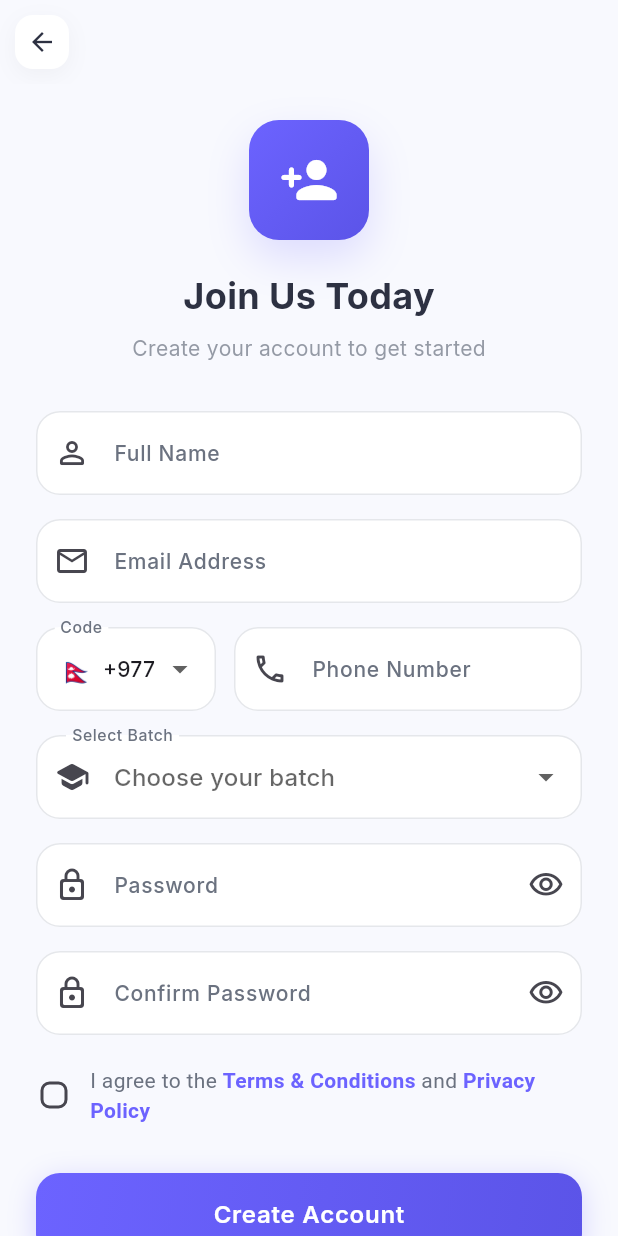
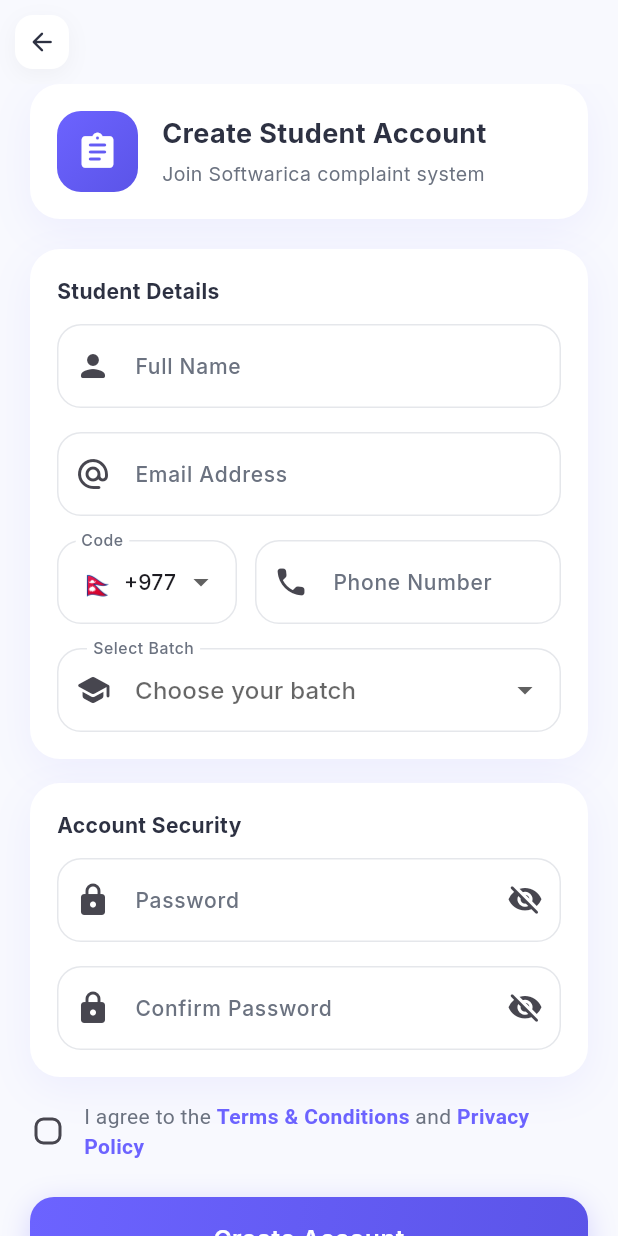
Before and after one commit to ayushkc777/Complain-College-App, a Flutter app: the SignupPage screen opened directly, on a phone screen of 412 x 824 dp. Run offline on Flutter 3.47's test engine with Material 3 defaults, Android fonts, the phone set to English and light mode, and no system bars; our stand-ins replace dio, flutter_riverpod, flutter_svg, shared_preferences; accounts and stored records are empty.

Commit message:
Sprint 1: registration screen

```diff
--- a/lib/features/auth/presentation/pages/signup_page.dart
+++ b/lib/features/auth/presentation/pages/signup_page.dart
@@ -1,10 +1,16 @@
+import 'dart:convert';
 import 'package:flutter/material.dart';
 import 'package:flutter_riverpod/flutter_riverpod.dart';
+import 'package:dio/dio.dart';
+import 'package:shared_preferences/shared_preferences.dart';
 import '../../../../app/routes/app_routes.dart';
 import '../../../../app/theme/app_colors.dart';
 import '../../../../app/theme/theme_extensions.dart';
+import '../../../../core/api/api_client.dart';
+import '../../../../core/api/api_endpoints.dart';
+import '../../../../core/services/storage/storage_service.dart';
+import '../../../../core/utils/snackbar_utils.dart';
 import '../../../../core/widgets/gradient_button.dart';
-import '../../../../core/utils/snackbar_utils.dart';
 import '../../../dashboard/presentation/pages/dashboard_page.dart';
 
 class SignupPage extends ConsumerStatefulWidget {
@@ -27,9 +33,8 @@ class _SignupPageState extends ConsumerState<SignupPage> {
   bool _isLoading = false;
   bool _agreedToTerms = false;
   String? _selectedBatch;
-  String _selectedCountryCode = '+977'; // Default Nepal
+  String _selectedCountryCode = '+977';
 
-  // Country codes
   final List<Map<String, String>> _countryCodes = [
     {'code': '+977', 'name': 'Nepal', 'flag': '🇳🇵'},
     {'code': '+91', 'name': 'India', 'flag': '🇮🇳'},
@@ -38,12 +43,11 @@ class _SignupPageState extends ConsumerState<SignupPage> {
     {'code': '+86', 'name': 'China', 'flag': '🇨🇳'},
   ];
 
-  // Mock batch data - will come from GET /api/v1/batches
   final List<Map<String, String>> _batches = [
-    {'id': '1', 'name': '35A'},
-    {'id': '2', 'name': '35B'},
-    {'id': '3', 'name': '36A'},
-    {'id': '4', 'name': '36B'},
+    {'id': '697c386aefc41580fa63f74c', 'name': '35A'},
+    {'id': '697c386aefc41580fa63f74d', 'name': '35B'},
+    {'id': '697c386aefc41580fa63f74e', 'name': '36A'},
+    {'id': '697c386aefc41580fa63f74f', 'name': '36B'},
   ];
 
   @override
@@ -65,19 +69,51 @@ class _SignupPageState extends ConsumerState<SignupPage> {
       return;
     }
 
-    if (_formKey.currentState!.validate()) {
+    if (!_formKey.currentState!.validate()) return;
+
     setState(() {
       _isLoading = true;
     });
 
-      await Future.delayed(const Duration(seconds: 2));
+    try {
+      final email = _emailController.text.trim().toLowerCase();
+      final username = email.split('@').first;
+      final response = await ApiClient.dio.post(
+        ApiEndpoints.register,
+        data: {
+          'name': _nameController.text.trim(),
+          'email': email,
+          'username': username,
+          'password': _passwordController.text,
+          'batchId': _selectedBatch ?? '',
+          'phoneNumber': '$_selectedCountryCode${_phoneController.text.trim()}',
+        },
+      );
 
-      if (mounted) {
+      final data = response.data;
+      final user = data['data'] ?? {};
+
+      final prefs = await SharedPreferences.getInstance();
+      final storage = StorageService(prefs: prefs);
+      await storage.saveUserJson(jsonEncode(user));
+
+      if (!mounted) return;
       setState(() {
         _isLoading = false;
       });
+      SnackbarUtils.showSuccess(context, 'Account created successfully');
       AppRoutes.pushReplacement(context, const DashboardPage());
-      }
+    } on DioException catch (e) {
+      setState(() {
+        _isLoading = false;
+      });
+      final msg = e.response?.data?['message']?.toString() ?? 'Signup failed';
+      SnackbarUtils.showError(context, msg);
+    } catch (e) {
+      setState(() {
+        _isLoading = false;
+      });
+      SnackbarUtils.showError(context, 'Signup failed');
     }
   }
 
@@ -88,7 +124,10 @@ class _SignupPageState extends ConsumerState<SignupPage> {
   @override
   Widget build(BuildContext context) {
     return Scaffold(
+      backgroundColor: AppColors.background,
       appBar: AppBar(
+        backgroundColor: Colors.transparent,
+        elevation: 0,
         leading: IconButton(
           icon: Container(
             padding: const EdgeInsets.all(8),
@@ -98,7 +137,7 @@ class _SignupPageState extends ConsumerState<SignupPage> {
               boxShadow: context.softShadow,
             ),
             child: Icon(
-              Icons.arrow_back,
+              Icons.arrow_back_rounded,
               color: context.textPrimary,
               size: 20,
             ),
@@ -107,62 +146,68 @@ class _SignupPageState extends ConsumerState<SignupPage> {
         ),
       ),
       body: SafeArea(
-        child: Center(
         child: SingleChildScrollView(
-            padding: const EdgeInsets.all(24.0),
+          padding: const EdgeInsets.fromLTRB(20, 0, 20, 24),
           child: Form(
             key: _formKey,
             child: Column(
               crossAxisAlignment: CrossAxisAlignment.stretch,
-                mainAxisAlignment: MainAxisAlignment.center,
-                children: [
-                  // Logo and Header
-                  Center(
-                    child: Column(
               children: [
                 Container(
-                          width: 80,
-                          height: 80,
+                  padding: const EdgeInsets.all(18),
+                  decoration: BoxDecoration(
+                    color: AppColors.surface,
+                    borderRadius: BorderRadius.circular(20),
+                    boxShadow: AppColors.cardShadow,
+                  ),
+                  child: Row(
+                    children: [
+                      Container(
+                        width: 54,
+                        height: 54,
                         decoration: BoxDecoration(
                           gradient: AppColors.primaryGradient,
-                            borderRadius: BorderRadius.circular(20),
-                            boxShadow: [
-                              BoxShadow(
-                                color: AppColors.primary.withAlpha(50),
-                                blurRadius: 24,
-                                offset: const Offset(0, 12),
+                          borderRadius: BorderRadius.circular(16),
                         ),
-                            ],
-                          ),
-                          child: Icon(
-                            Icons.person_add_rounded,
-                            size: 40,
+                        child: const Icon(
+                          Icons.assignment_rounded,
                           color: Colors.white,
+                          size: 28,
                         ),
                       ),
-                        const SizedBox(height: 20),
+                      const SizedBox(width: 16),
+                      Expanded(
+                        child: Column(
+                          crossAxisAlignment: CrossAxisAlignment.start,
+                          children: [
                             Text(
-                          'Join Us Today',
+                              'Create Student Account',
                               style: TextStyle(
-                            fontSize: 24,
-                            fontWeight: FontWeight.w700,
+                                fontSize: 18,
+                                fontWeight: FontWeight.bold,
                                 color: context.textPrimary,
                               ),
                             ),
-                        const SizedBox(height: 8),
+                            const SizedBox(height: 4),
                             Text(
-                          'Create your account to get started',
+                              'Join Softwarica complaint system',
                               style: TextStyle(
-                            fontSize: 14,
-                            color: context.textSecondary.withAlpha(180),
+                                fontSize: 13,
+                                color: context.textSecondary,
                               ),
                             ),
                           ],
                         ),
                       ),
-                  const SizedBox(height: 32),
+                    ],
+                  ),
+                ),
+                const SizedBox(height: 20),
 
-                  // Full Name Field
+                _SectionCard(
+                  title: 'Student Details',
+                  child: Column(
+                    children: [
                       TextFormField(
                         controller: _nameController,
                         keyboardType: TextInputType.name,
@@ -170,7 +215,7 @@ class _SignupPageState extends ConsumerState<SignupPage> {
                         decoration: const InputDecoration(
                           labelText: 'Full Name',
                           hintText: 'Enter your full name',
-                      prefixIcon: Icon(Icons.person_outline_rounded),
+                          prefixIcon: Icon(Icons.person_rounded),
                         ),
                         validator: (value) {
                           if (value == null || value.isEmpty) {
@@ -183,15 +228,13 @@ class _SignupPageState extends ConsumerState<SignupPage> {
                         },
                       ),
                       const SizedBox(height: 16),
-
-                  // Email Field
                       TextFormField(
                         controller: _emailController,
                         keyboardType: TextInputType.emailAddress,
                         decoration: const InputDecoration(
                           labelText: 'Email Address',
-                      hintText: 'Enter your email',
-                      prefixIcon: Icon(Icons.email_outlined),
+                          hintText: 'student@softwarica.edu.np',
+                          prefixIcon: Icon(Icons.alternate_email_rounded),
                         ),
                         validator: (value) {
                           if (value == null || value.isEmpty) {
@@ -206,12 +249,9 @@ class _SignupPageState extends ConsumerState<SignupPage> {
                         },
                       ),
                       const SizedBox(height: 16),
-
-                  // Phone Number with Country Code
                       Row(
                         crossAxisAlignment: CrossAxisAlignment.start,
                         children: [
-                      // Country Code Dropdown
                           SizedBox(
                             width: 120,
                             child: DropdownButtonFormField<String>(
@@ -228,15 +268,9 @@ class _SignupPageState extends ConsumerState<SignupPage> {
                                   value: country['code'],
                                   child: Row(
                                     children: [
-                                  Text(
-                                    country['flag']!,
-                                    style: TextStyle(fontSize: 18),
-                                  ),
+                                      Text(country['flag']!, style: const TextStyle(fontSize: 18)),
                                       const SizedBox(width: 6),
-                                  Text(
-                                    country['code']!,
-                                    style: TextStyle(fontSize: 14),
-                                  ),
+                                      Text(country['code']!, style: const TextStyle(fontSize: 14)),
                                     ],
                                   ),
                                 );
@@ -249,7 +283,6 @@ class _SignupPageState extends ConsumerState<SignupPage> {
                             ),
                           ),
                           const SizedBox(width: 12),
-                      // Phone Number Field
                           Expanded(
                             child: TextFormField(
                               controller: _phoneController,
@@ -258,7 +291,7 @@ class _SignupPageState extends ConsumerState<SignupPage> {
                               decoration: const InputDecoration(
                                 labelText: 'Phone Number',
                                 hintText: '9800000000',
-                            prefixIcon: Icon(Icons.phone_outlined),
+                                prefixIcon: Icon(Icons.phone_rounded),
                                 counterText: '',
                               ),
                               validator: (value) {
@@ -278,7 +311,6 @@ class _SignupPageState extends ConsumerState<SignupPage> {
                         ],
                       ),
                       const SizedBox(height: 16),
-                  // Batch Selection
                       DropdownButtonFormField<String>(
                         initialValue: _selectedBatch,
                         decoration: const InputDecoration(
@@ -304,21 +336,27 @@ class _SignupPageState extends ConsumerState<SignupPage> {
                           return null;
                         },
                       ),
+                    ],
+                  ),
+                ),
                 const SizedBox(height: 16),
 
-                  // Password Field
+                _SectionCard(
+                  title: 'Account Security',
+                  child: Column(
+                    children: [
                       TextFormField(
                         controller: _passwordController,
                         obscureText: _obscurePassword,
                         decoration: InputDecoration(
                           labelText: 'Password',
                           hintText: 'Create a strong password',
-                      prefixIcon: Icon(Icons.lock_outline_rounded),
+                          prefixIcon: const Icon(Icons.lock_rounded),
                           suffixIcon: IconButton(
                             icon: Icon(
                               _obscurePassword
-                              ? Icons.visibility_outlined
-                              : Icons.visibility_off_outlined,
+                                  ? Icons.visibility_off_rounded
+                                  : Icons.visibility_rounded,
                             ),
                             onPressed: () {
                               setState(() {
@@ -338,20 +376,18 @@ class _SignupPageState extends ConsumerState<SignupPage> {
                         },
                       ),
                       const SizedBox(height: 16),
-
-                  // Confirm Password Field
                       TextFormField(
                         controller: _confirmPasswordController,
                         obscureText: _obscureConfirmPassword,
                         decoration: InputDecoration(
                           labelText: 'Confirm Password',
                           hintText: 'Re-enter your password',
-                      prefixIcon: Icon(Icons.lock_outline_rounded),
+                          prefixIcon: const Icon(Icons.lock_rounded),
                           suffixIcon: IconButton(
                             icon: Icon(
                               _obscureConfirmPassword
-                              ? Icons.visibility_outlined
-                              : Icons.visibility_off_outlined,
+                                  ? Icons.visibility_off_rounded
+                                  : Icons.visibility_rounded,
                             ),
                             onPressed: () {
                               setState(() {
@@ -370,9 +406,11 @@ class _SignupPageState extends ConsumerState<SignupPage> {
                           return null;
                         },
                       ),
-                  const SizedBox(height: 20),
+                    ],
+                  ),
+                ),
+                const SizedBox(height: 16),
 
-                  // Terms & Conditions
                 Row(
                   children: [
                     SizedBox(
@@ -406,7 +444,7 @@ class _SignupPageState extends ConsumerState<SignupPage> {
                               color: context.textSecondary,
                             ),
                             children: [
-                                TextSpan(
+                              const TextSpan(
                                 text: 'Terms & Conditions',
                                 style: TextStyle(
                                   color: AppColors.primary,
@@ -414,7 +452,7 @@ class _SignupPageState extends ConsumerState<SignupPage> {
                                 ),
                               ),
                               const TextSpan(text: ' and '),
-                                TextSpan(
+                              const TextSpan(
                                 text: 'Privacy Policy',
                                 style: TextStyle(
                                   color: AppColors.primary,
@@ -428,17 +466,15 @@ class _SignupPageState extends ConsumerState<SignupPage> {
                     ),
                   ],
                 ),
-                  const SizedBox(height: 32),
+                const SizedBox(height: 24),
 
-                  // Sign Up Button
                 GradientButton(
                   text: 'Create Account',
                   onPressed: _handleSignup,
                   isLoading: _isLoading,
                 ),
-                  const SizedBox(height: 32),
+                const SizedBox(height: 24),
 
-                  // Login Link
                 Row(
                   mainAxisAlignment: MainAxisAlignment.center,
                   children: [
@@ -451,7 +487,7 @@ class _SignupPageState extends ConsumerState<SignupPage> {
                     ),
                     GestureDetector(
                       onTap: _navigateToLogin,
-                        child: Text(
+                      child: const Text(
                         'Login',
                         style: TextStyle(
                           color: AppColors.primary,
@@ -462,9 +498,7 @@ class _SignupPageState extends ConsumerState<SignupPage> {
                     ),
                   ],
                 ),
-                  const SizedBox(height: 16),
               ],
-              ),
             ),
           ),
         ),
@@ -472,3 +506,37 @@ class _SignupPageState extends ConsumerState<SignupPage> {
     );
   }
 }
+
+class _SectionCard extends StatelessWidget {
+  final String title;
+  final Widget child;
+
+  const _SectionCard({required this.title, required this.child});
+
+  @override
+  Widget build(BuildContext context) {
+    return Container(
+      padding: const EdgeInsets.all(18),
+      decoration: BoxDecoration(
+        color: Colors.white,
+        borderRadius: BorderRadius.circular(20),
+        boxShadow: AppColors.cardShadow,
+      ),
+      child: Column(
+        crossAxisAlignment: CrossAxisAlignment.start,
+        children: [
+          Text(
+            title,
+            style: TextStyle(
+              fontSize: 14,
+              fontWeight: FontWeight.w700,
+              color: context.textPrimary,
+            ),
+          ),
+          const SizedBox(height: 12),
+          child,
+        ],
+      ),
+    );
+  }
+}
```
Lines whose indentation alone changed are shown as unchanged.
